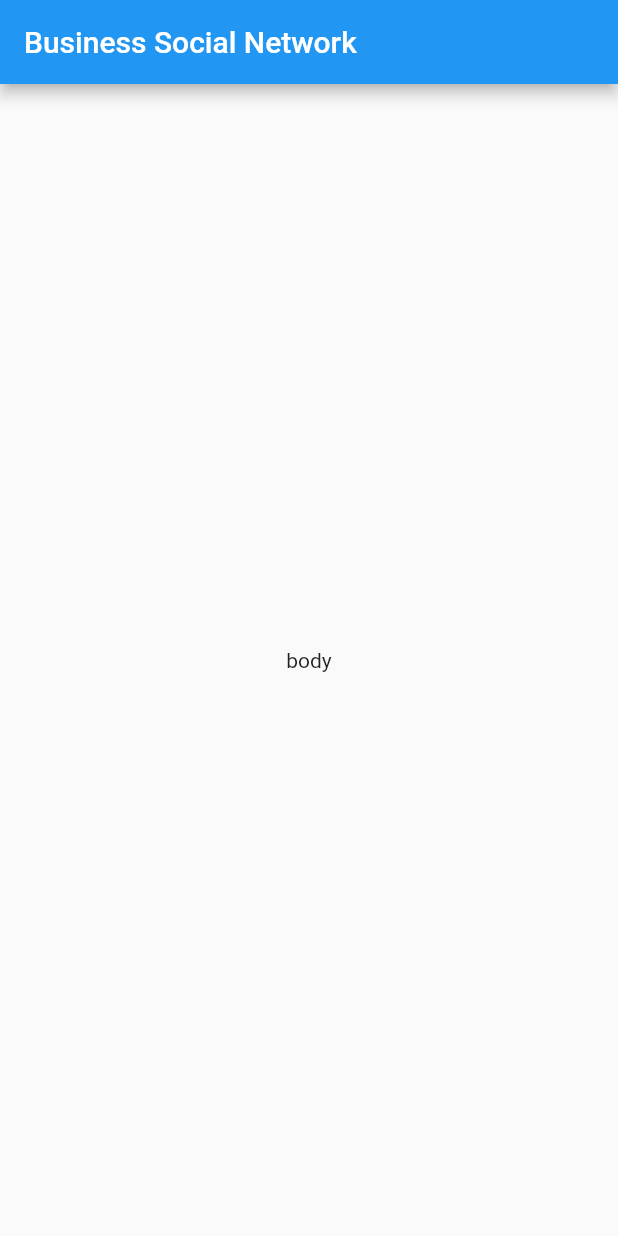
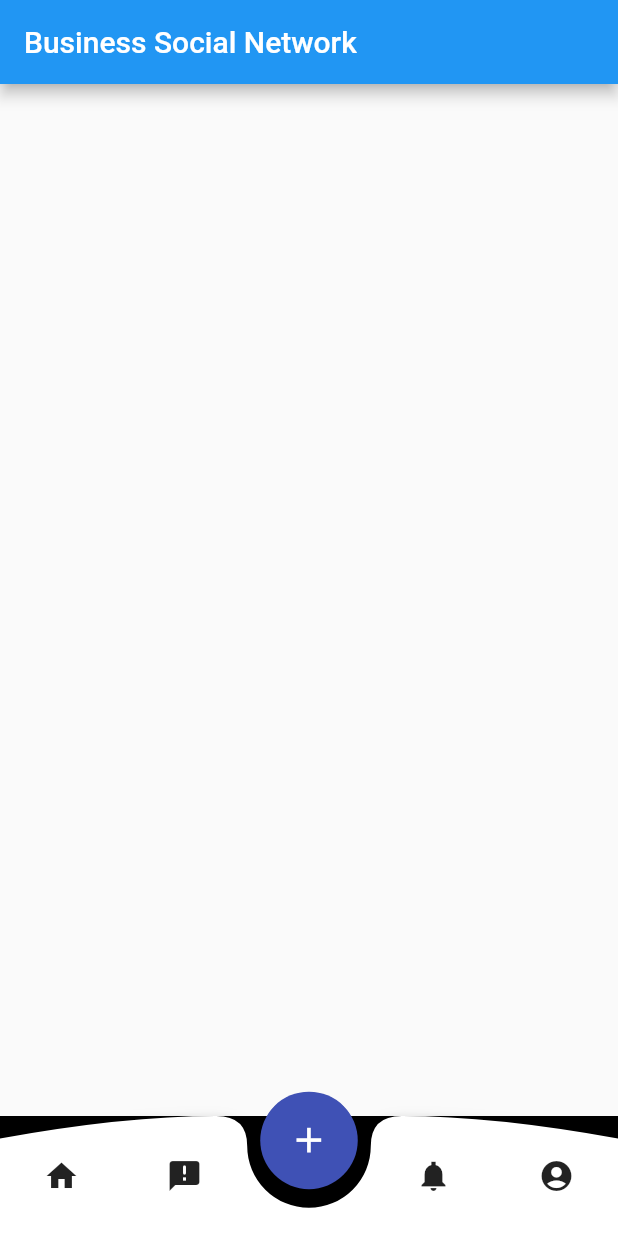
Before and after one commit to TeaTung/Business_Social_Network_Flutter_App, a Flutter app: the screen it shows after launch, on a phone screen of 412 x 824 dp. Run offline on Flutter 3.47's test engine with Material 2 defaults, Android fonts, the phone set to English and light mode, and no system bars.

Commit message:
bottom nav bar

```diff
--- a/app_project/lib/main.dart
+++ b/app_project/lib/main.dart
@@ -1,4 +1,6 @@
 import 'package:flutter/material.dart';
+
+import 'navigators/bottom_navigator.dart';
 
 void main() => runApp(MyApp());
 
@@ -27,9 +29,18 @@ class _MyHomePageState extends State<MyHomePage> {
       appBar: AppBar(
         title: const Text('Business Social Network'),
       ),
-      body: const Center(
-        child: Text('body'),
-      ),
+      // body: Container(
+      //   child: Column(
+      //     mainAxisAlignment: MainAxisAlignment.spaceAround,
+      //     children: const [
+      //       Center(
+      //         child: Text('body'),
+      //       ),
+      //       BottomNavigator(),
+      //     ],
+      //   ),
+      // ),
+      body: const BottomNavigator(),
     );
   }
 }
--- /dev/null
+++ b/app_project/lib/navigators/bottom_navigator.dart
@@ -0,0 +1,114 @@
+import 'package:flutter/material.dart';
+
+class BottomNavigator extends StatefulWidget {
+  const BottomNavigator({Key? key}) : super(key: key);
+
+  @override
+  _BottomNavigatorState createState() => _BottomNavigatorState();
+}
+
+class _BottomNavigatorState extends State<BottomNavigator> {
+  @override
+  Widget build(BuildContext context) {
+    final Size size = MediaQuery.of(context).size;
+    return Stack(
+      children: [
+        Positioned(
+          bottom: 0,
+          left: 0,
+          child: Container(
+            width: size.width,
+            height: 80,
+            color: Colors.black,
+            child: Stack(
+              children: [
+                CustomPaint(
+                  size: Size(
+                    size.width,
+                    80,
+                  ),
+                  painter: BNBCustomPainter(),
+                ),
+                Center(
+                  heightFactor: 0.5,
+                  child: SizedBox(
+                    height: 65.0,
+                    width: 65.0,
+                    child: FittedBox(
+                      child: FloatingActionButton(
+                        onPressed: () {},
+                        backgroundColor: Colors.indigo,
+                        child: const Icon(Icons.add),
+                        elevation: 0.1,
+                      ),
+                    ),
+                  ),
+                ),
+                SizedBox(
+                  width: size.width,
+                  height: 80,
+                  child: Row(
+                    mainAxisAlignment: MainAxisAlignment.spaceAround,
+                    children: [
+                      IconButton(
+                        icon: const Icon(Icons.home),
+                        onPressed: () {},
+                      ),
+                      IconButton(
+                        icon: const Icon(Icons.announcement_rounded),
+                        onPressed: () {},
+                      ),
+                      const SizedBox(width: 50),
+                      IconButton(
+                        icon: const Icon(Icons.notifications_sharp),
+                        onPressed: () {},
+                      ),
+                      IconButton(
+                        icon: const Icon(Icons.account_circle_rounded),
+                        onPressed: () {},
+                      ),
+                    ],
+                  ),
+                )
+              ],
+            ),
+          ),
+        ),
+      ],
+    );
+  }
+}
+
+class BNBCustomPainter extends CustomPainter {
+  @override
+  void paint(Canvas canvas, Size size) {
+    Paint paint = Paint()
+      ..color = Colors.white
+      ..style = PaintingStyle.fill;
+    Path path = Path()..moveTo(0, 15);
+    path.quadraticBezierTo(size.width * 0.2, 0, size.width * 0.35, 0);
+    path.quadraticBezierTo(size.width * 0.4, 0, size.width * 0.40, 20);
+    path.arcToPoint(
+      Offset(size.width * 0.6, 20),
+      radius: const Radius.circular(10.0),
+      clockwise: false,
+    );
+    path.quadraticBezierTo(size.width * 0.6, 0, size.width * 0.65, 0);
+    path.quadraticBezierTo(size.width * 0.8, 0, size.width, 15);
+    path.lineTo(size.width, size.height);
+    path.lineTo(0, size.height);
+    path.close();
+    canvas.drawShadow(
+      path,
+      Colors.black,
+      5,
+      true,
+    );
+    canvas.drawPath(path, paint);
+  }
+
+  @override
+  bool shouldRepaint(covariant CustomPainter oldDelegate) {
+    return false;
+  }
+}
```
